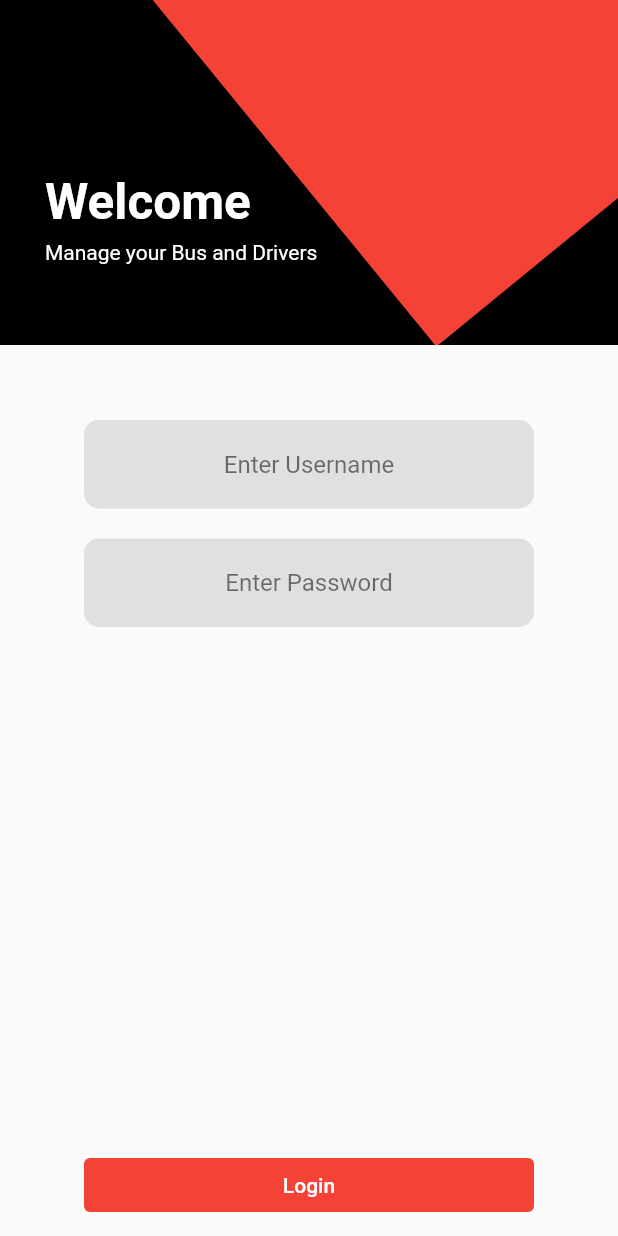
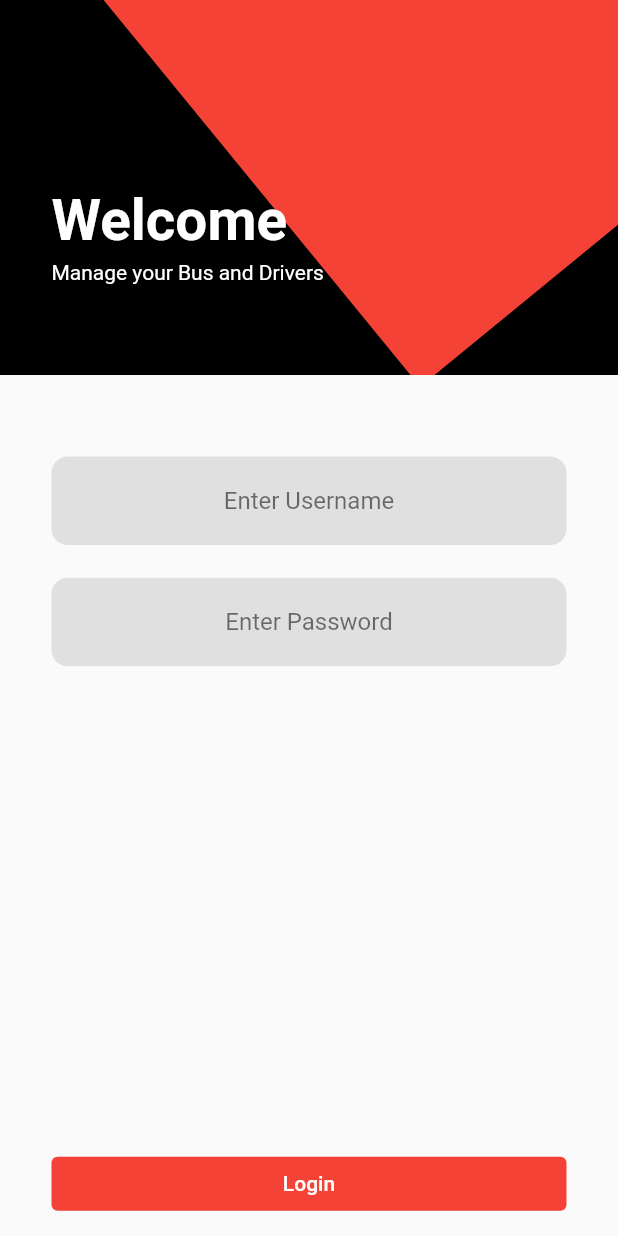
Before and after one commit to habeebmalikmankada/TestApp, a Flutter app: the LoginScreen screen opened directly, on a phone screen of 412 x 824 dp. Run offline on Flutter 3.47's test engine with Material 2 defaults, Android fonts, the phone set to English and light mode, and no system bars; our stand-ins replace flutter_screenutil, shared_preferences; accounts and stored records are empty.

Commit message:
login implimented

```diff
--- /dev/null
+++ b/lib/model/login.dart
@@ -0,0 +1,36 @@
+class LoginModel {
+  bool? status;
+  String? name;
+  String? refresh;
+  String? access;
+  String? message;
+  String? urlId;
+
+  LoginModel(
+      {this.status,
+        this.name,
+        this.refresh,
+        this.access,
+        this.message,
+        this.urlId});
+
+  LoginModel.fromJson(Map<String, dynamic> json) {
+    status = json['status'];
+    name = json['name'];
+    refresh = json['refresh'];
+    access = json['access'];
+    message = json['message'];
+    urlId = json['url_id'];
+  }
+
+  Map<String, dynamic> toJson() {
+    final Map<String, dynamic> data = new Map<String, dynamic>();
+    data['status'] = this.status;
+    data['name'] = this.name;
+    data['refresh'] = this.refresh;
+    data['access'] = this.access;
+    data['message'] = this.message;
+    data['url_id'] = this.urlId;
+    return data;
+  }
+}
--- a/lib/screen/login.dart
+++ b/lib/screen/login.dart
@@ -1,45 +1,69 @@
 import 'package:flutter/material.dart';
+import 'package:flutter_screenutil/flutter_screenutil.dart';
+import 'package:testapp/api/api.dart';
+import 'package:testapp/class/loading.dart';
+import 'package:testapp/screen/home.dart';
 
 class LoginScreen extends StatelessWidget {
-  const LoginScreen({Key? key}) : super(key: key);
+  LoginScreen({Key? key}) : super(key: key);
+  TextEditingController userNameTextEditingController = TextEditingController();
+  TextEditingController passwordNameTextEditingController =
+      TextEditingController();
+
+  void login(BuildContext context) async {
+    Loading().openLoading(context);
+    final credential = await ApiHelper().login(
+        username: userNameTextEditingController.text,
+        password: passwordNameTextEditingController.text);
+    Loading().closeLoading(context);
+    if (credential.status!) {
+      Navigator.push(
+          context,
+          MaterialPageRoute(
+            builder: (context) => Home(),
+          ));
+    }
+  }
 
   @override
   Widget build(BuildContext context) {
     return Scaffold(
+
+      resizeToAvoidBottomInset: false,
       body: Column(
         children: [
           Stack(
             children: [
               Container(
                 width: double.infinity,
-                height: 230,
+                height: 230.h,
                 color: Colors.black,
               ),
               Positioned(
-                right: -50,
-                top: -130,
+                right: -50.w,
+                top: -130.h,
                 child: Transform.rotate(
                   angle: 70,
                   child: Container(
-                    width: 300,
-                    height: 300,
+                    width: 300.w,
+                    height: 300.h,
                     color: Colors.red,
                   ),
                 ),
               ),
               Positioned(
-                  top: 115,
-                  left: 30,
+                  top: 115.h,
+                  left: 30.w,
                   child: Text(
                     'Welcome',
                     style: TextStyle(
-                        fontSize: 33,
+                        fontSize: 33.sp,
                         color: Colors.white,
                         fontWeight: FontWeight.bold),
                   )),
               Positioned(
-                  left: 30,
-                  top: 160,
+                  left: 30.w,
+                  top: 160.h,
                   child: Text(
                     'Manage your Bus and Drivers',
                     style: TextStyle(
@@ -49,15 +73,16 @@ class LoginScreen extends StatelessWidget {
             ],
           ),
           SizedBox(
-            height: 50,
+            height: 50.h,
           ),
           SizedBox(
-            width: 300,
+            width: 300.w,
             child: TextField(
+              controller: userNameTextEditingController,
               textAlign: TextAlign.center,
               decoration: InputDecoration(
                 border: OutlineInputBorder(
-                    borderRadius: BorderRadius.circular(10),
+                    borderRadius: BorderRadius.circular(10.r),
                     borderSide: BorderSide.none),
                 fillColor: Colors.grey[300],
                 filled: true,
@@ -68,15 +93,18 @@ class LoginScreen extends StatelessWidget {
               ),
             ),
           ),
-          SizedBox(height: 20,),
           SizedBox(
-            width: 300,
+            height: 20.h,
+          ),
+          SizedBox(
+            width: 300.w,
             child: TextField(
+              controller: passwordNameTextEditingController,
               textAlign: TextAlign.center,
               obscureText: true,
               decoration: InputDecoration(
                 border: OutlineInputBorder(
-                    borderRadius: BorderRadius.circular(10),
+                    borderRadius: BorderRadius.circular(10.r),
                     borderSide: BorderSide.none),
                 fillColor: Colors.grey[300],
                 filled: true,
@@ -89,22 +117,26 @@ class LoginScreen extends StatelessWidget {
           ),
           Spacer(),
           SizedBox(
-            width: 300,
+            width: 300.w,
             child: ElevatedButton(
-
                 style: ButtonStyle(
-                  elevation: MaterialStateProperty.all(0),
-                    backgroundColor: MaterialStateProperty.all<Color>(Colors.red)),
-                onPressed: () {},
+                    elevation: MaterialStateProperty.all(0),
+                    backgroundColor:
+                        MaterialStateProperty.all<Color>(Colors.red)),
+                onPressed: () async {
+                  login(context);
+                },
                 child: Padding(
-                  padding: EdgeInsets.symmetric(horizontal: 50),
+                  padding: EdgeInsets.symmetric(horizontal: 50.w),
                   child: Text(
                     'Login',
                     style: TextStyle(color: Colors.white),
                   ),
                 )),
           ),
-          SizedBox(height: 10,)
+          SizedBox(
+            height: 10.h,
+          )
         ],
       ),
     );
--- a/lib/widgets/seatRow.dart
+++ b/lib/widgets/seatRow.dart
@@ -1,4 +1,5 @@
 import 'package:flutter/material.dart';
+import 'package:flutter_screenutil/flutter_screenutil.dart';
 import 'package:testapp/widgets/seat.dart';
 
 class SeatRow extends StatelessWidget {
@@ -11,11 +12,11 @@ class SeatRow extends StatelessWidget {
 
     children: [
       Seat(),
-      SizedBox(width: 10,),
+      SizedBox(width: 10.w,),
       Seat(),
       Spacer(),
       Seat(),
-      SizedBox(width: 10,),
+      SizedBox(width: 10.w,),
       Seat(),
 
     ],);
--- a/pubspec.yaml
+++ b/pubspec.yaml
@@ -37,6 +37,8 @@ dependencies:
   # Use with the CupertinoIcons class for iOS style icons.
   cupertino_icons: ^1.0.2
   http: ^0.13.5
+  shared_preferences: ^2.0.15
+  flutter_screenutil: ^5.6.0
 
 dev_dependencies:
   flutter_test:
```
Also changed, not shown: lib/api/api.dart (+30 -2 lines), lib/class/loading.dart (added, +28 -0 lines), lib/main.dart (+26 -1 lines), lib/screen/addDriverScreen.dart (+11 -9 lines), lib/screen/busManageScreen.dart (+17 -16 lines), lib/screen/driverListScreen.dart (+6 -5 lines), lib/screen/home.dart (+11 -8 lines), lib/screen/welcome.dart (+20 -4 lines), lib/widgets/busTile.dart (+11 -10 lines), lib/widgets/categoryTile.dart (+38 -12 lines), lib/widgets/seat.dart (+15 -14 lines), pubspec.lock, 1 other file.
